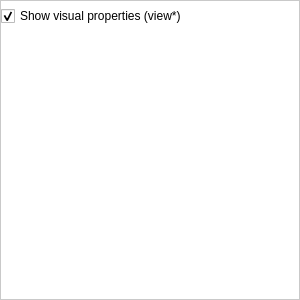
First picture: the form in library/tulip-gui/designer/ElementInformationWidget.ui, repository Tulip-Dev/tulip, before the edit.
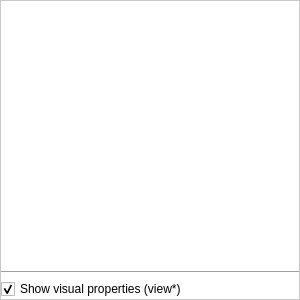
Second picture: the form after the edit.

Commit message: Move the checkbox at the bottom of the widget. Seems to be more usable like this

```diff
--- a/library/tulip-gui/designer/ElementInformationWidget.ui
+++ b/library/tulip-gui/designer/ElementInformationWidget.ui
@@ -65,19 +65,6 @@
       <property name="bottomMargin">
        <number>0</number>
       </property>
-      <item>
-       <widget class="QCheckBox" name="displayTulipProp">
-        <property name="toolTip">
-         <string>Show Tulip reserved visual properties (view*)</string>
-        </property>
-        <property name="text">
-         <string>Show visual properties (view*)</string>
-        </property>
-        <property name="checked">
-         <bool>true</bool>
-        </property>
-       </widget>
-      </item>
       <item>
        <widget class="QLabel" name="label">
         <property name="styleSheet">
@@ -131,6 +118,26 @@
         </attribute>
        </widget>
       </item>
+      <item>
+       <widget class="Line" name="line">
+        <property name="orientation">
+         <enum>Qt::Horizontal</enum>
+        </property>
+       </widget>
+      </item>
+      <item>
+       <widget class="QCheckBox" name="displayTulipProp">
+        <property name="toolTip">
+         <string>Show Tulip reserved visual properties (view*)</string>
+        </property>
+        <property name="text">
+         <string>Show visual properties (view*)</string>
+        </property>
+        <property name="checked">
+         <bool>true</bool>
+        </property>
+       </widget>
+      </item>
      </layout>
     </widget>
    </item>
```
Left out of the diff: 11 changed lines with no effect on the pictures.
